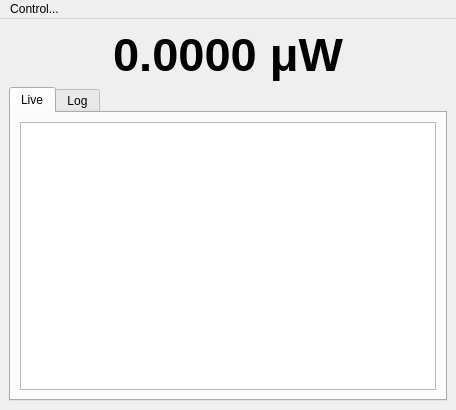
kmnhan/1KARPES_DAQ, file src/powermeter/src/powermeter/main.ui: the form before one commit.
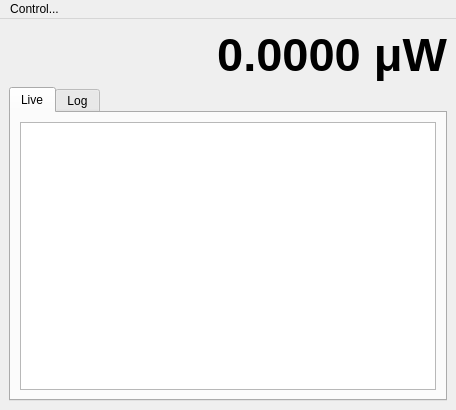
The form after the commit. The open tabs and pages were chosen to show the change. Custom widgets are drawn as their Qt base class.

Commit message: refactor(powermeter): enhance plot update logic and adjust UI alignment properties

```diff
--- a/src/powermeter/src/powermeter/main.ui
+++ b/src/powermeter/src/powermeter/main.ui
@@ -19,7 +19,6 @@
      <widget class="QLabel" name="power_label">
       <property name="font">
        <font>
-        <family>Arial</family>
         <pointsize>35</pointsize>
         <weight>75</weight>
         <bold>true</bold>
@@ -29,7 +28,7 @@
        <string>0.0000 μW</string>
       </property>
       <property name="alignment">
-       <set>Qt::AlignCenter|Qt::AlignHCenter|Qt::AlignLeading|Qt::AlignLeft|Qt::AlignVCenter</set>
+       <set>Qt::AlignRight|Qt::AlignTrailing|Qt::AlignVCenter</set>
       </property>
      </widget>
     </item>
```
Left out of the diff: 2 changed lines with no effect on the pictures. The commit also changes 1 other file.
